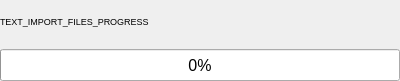
The window that guardata/client/gui/forms/loading_widget.ui (bitlogik/guardata) describes before a commit, drawn with Qt 5.
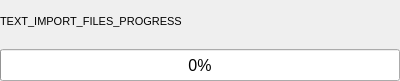
The same window after the commit.

```diff
--- a/guardata/client/gui/forms/loading_widget.ui
+++ b/guardata/client/gui/forms/loading_widget.ui
@@ -35,7 +35,7 @@
       <widget class="QLabel" name="label_status">
        <property name="font">
         <font>
-         <pointsize>7</pointsize>
+         <pointsize>8</pointsize>
         </font>
        </property>
        <property name="text">
```
